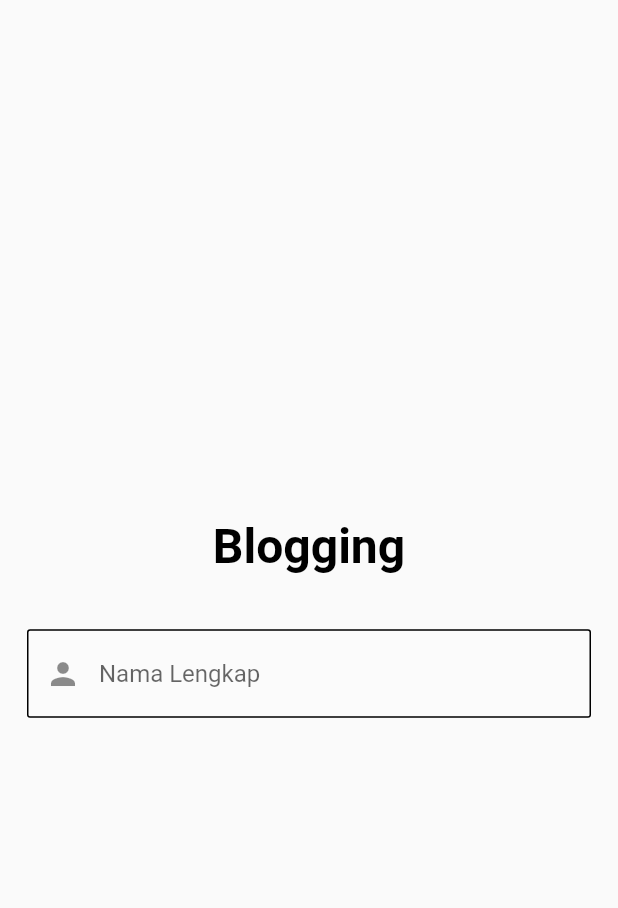
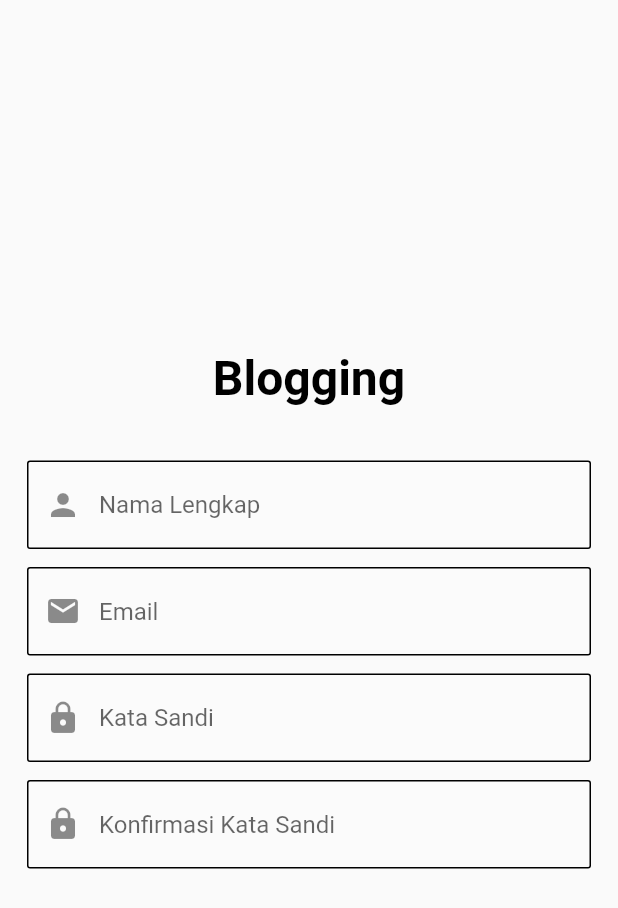
Before and after one commit to maroqijalil/udcd-exc, a Flutter app: the screen it shows after launch, on a phone screen of 412 x 824 dp. Shown: the top 908 px of the screen. Run offline on Flutter 3.47's test engine with Material 2 defaults, Android fonts, the phone set to English and light mode, and no system bars; missing offline and left inert: dart:js.

Commit message:
add signup's list form

```diff
--- a/udcd_task1/lib/pages/signup.dart
+++ b/udcd_task1/lib/pages/signup.dart
@@ -32,9 +32,12 @@ class SignUpPage extends StatelessWidget {
               SizedBox(
                 height: 36.0,
               ),
-              SignUpTextField(
-                item:
-                    SignUpInput(hint: 'Nama Lengkap', icon: Icon(Icons.person)),
+              Column(
+                children: items
+                    .map((e) => SignUpTextField(
+                          item: e,
+                        ))
+                    .toList(),
               ),
             ],
           ),
--- a/udcd_task1/lib/widgets/signup_text_field.dart
+++ b/udcd_task1/lib/widgets/signup_text_field.dart
@@ -10,7 +10,9 @@ class SignUpTextField extends StatelessWidget {
 
   @override
   Widget build(BuildContext context) {
-    return TextField(
+    return Container(
+      margin: EdgeInsets.only(bottom: 12.0),
+      child: TextField(
         decoration: InputDecoration(
           hintText: item.hint,
           prefixIcon: item.icon,
@@ -31,6 +33,7 @@ class SignUpTextField extends StatelessWidget {
             ),
           ),
         ),
+      ),
     );
   }
 }
```
Lines whose indentation alone changed are shown as unchanged.
